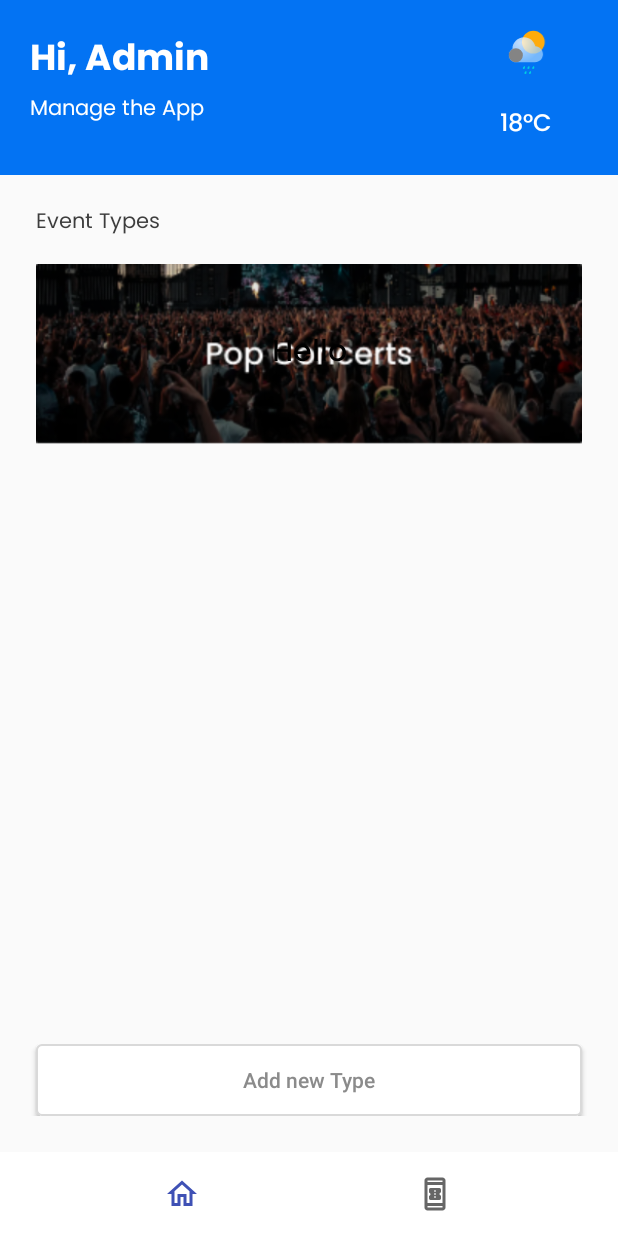
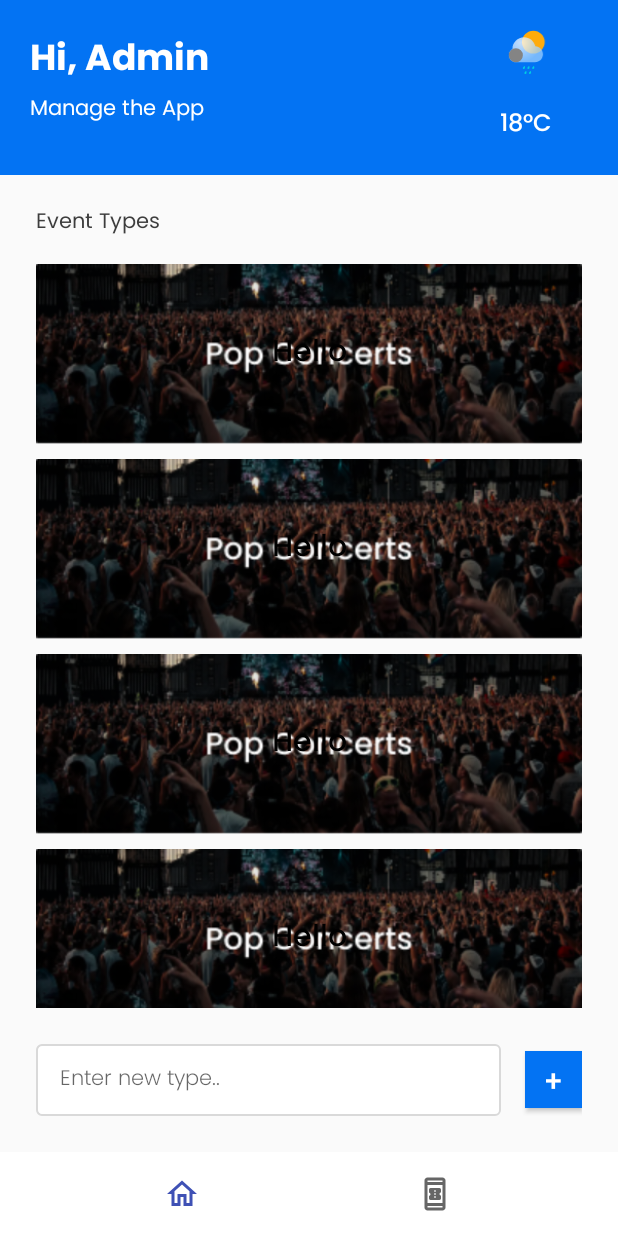
Before and after one commit to Ticket-it/Ticket-it-Frontend, an Android app: the AdminHomeFragment screen opened directly, with no data from a screen before it, on a phone screen of 412 x 824 dp. Run offline under Robolectric (Android 15) with nearby library versions, the phone set to English and light mode, and no system bars; pictures from the network do not load.

Commit message:
All UI tweaks, add type form, number of tickets, ..etc

```diff
--- a/app/src/main/res/layout/event_type_card.xml
+++ b/app/src/main/res/layout/event_type_card.xml
@@ -6,7 +6,7 @@
         xmlns:app="http://schemas.android.com/apk/res-auto"
         xmlns:tools="http://schemas.android.com/tools"
         android:layout_width="match_parent"
-        android:layout_height="match_parent"
+        android:layout_height="wrap_content"
         android:id="@+id/card_view_id"
         android:orientation="vertical">
 
--- a/app/src/main/res/layout/fragment_admin_home.xml
+++ b/app/src/main/res/layout/fragment_admin_home.xml
@@ -1,5 +1,5 @@
 <?xml version="1.0" encoding="utf-8"?>
-<LinearLayout xmlns:android="http://schemas.android.com/apk/res/android"
+<androidx.appcompat.widget.LinearLayoutCompat xmlns:android="http://schemas.android.com/apk/res/android"
     xmlns:tools="http://schemas.android.com/tools"
     android:layout_width="match_parent"
     android:layout_height="wrap_content"
@@ -94,7 +94,10 @@
     <androidx.recyclerview.widget.RecyclerView
         android:id="@+id/admin_events_type_recyclerView"
         android:layout_width="match_parent"
-        android:layout_height="wrap_content"
+        android:layout_height="0dp"
+        android:layout_weight="1"
+        tools:itemCount="4"
+        tools:listitem="@layout/event_type_card"
         android:layout_marginStart="24dp"
         android:layout_marginEnd="24dp" />
 
@@ -102,21 +105,33 @@
     <LinearLayout
         android:layout_width="match_parent"
         android:layout_height="wrap_content"
-        android:orientation="vertical">
+        android:layout_margin="24dp"
+        android:gravity="center"
+        android:orientation="horizontal">
+
+        <EditText
+            android:layout_width="0dp"
+            android:layout_height="48dp"
+            android:hint="Enter new type.."
+            android:layout_weight="1"
+            android:paddingStart="16dp"
+            android:paddingEnd="16dp"
+            android:fontFamily="@font/poppins_light"
+            android:textSize="14sp"
+            android:background="@drawable/button_border"
+            />
 
         <Button
             android:id="@+id/add_newType_button"
-            android:layout_width="match_parent"
-            android:layout_height="wrap_content"
-            android:layout_marginStart="24dp"
-            android:layout_marginEnd="24dp"
-            android:background="@drawable/button_border"
-            android:text="Add new Type"
-            android:textAllCaps="false"
-            android:textColor="#8B8B8B" />
+            android:layout_width="38dp"
+            android:layout_height="38dp"
+            android:layout_marginStart="16dp"
+            android:background="#0373F3"
+            android:text="+"
+            android:textSize="20sp"
+            android:textColor="#fff"
+             />
     </LinearLayout>
 
 
-    <!--    </LinearLayout>-->
-
-</LinearLayout>
+</androidx.appcompat.widget.LinearLayoutCompat>
```
Also changed, not shown: app/src/main/res/drawable/delete_24px.xml (added, +10 -0 lines), app/src/main/res/layout/activity_admin_event_details.xml (+31 -0 lines), app/src/main/res/layout/activity_admin_events.xml (+4 -3 lines), app/src/main/res/layout/activity_agent_event_details.xml (+21 -0 lines), app/src/main/res/layout/activity_event_details.xml (+21 -0 lines), app/src/main/res/layout/event_card_admin.xml (added, +99 -0 lines).
